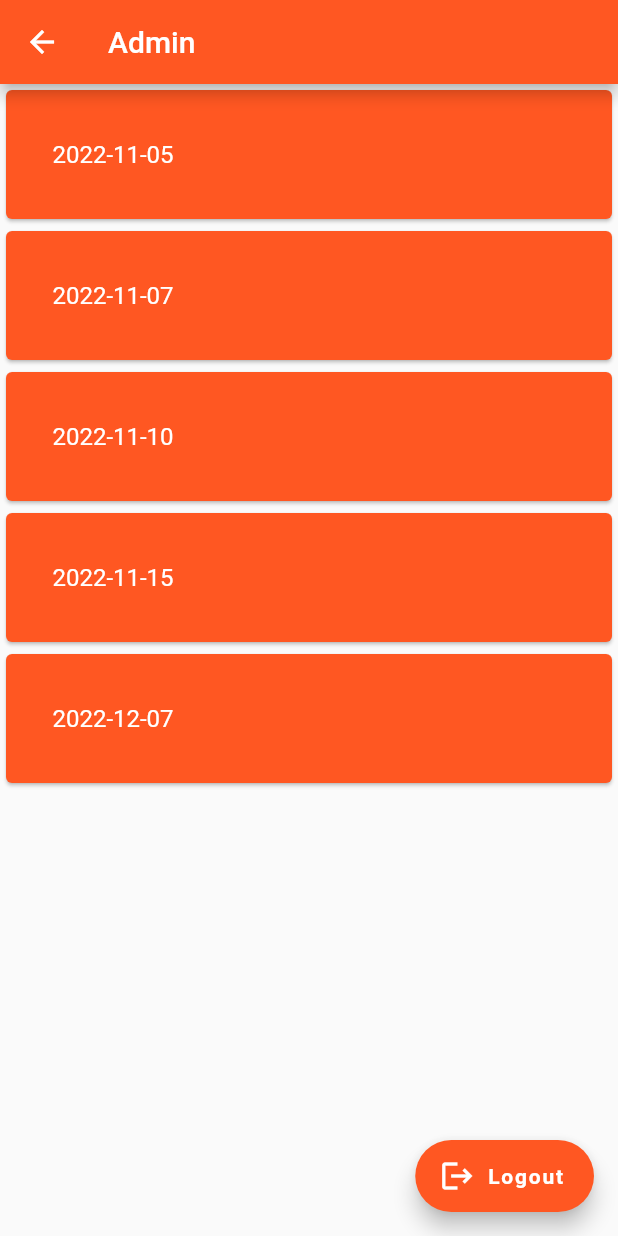
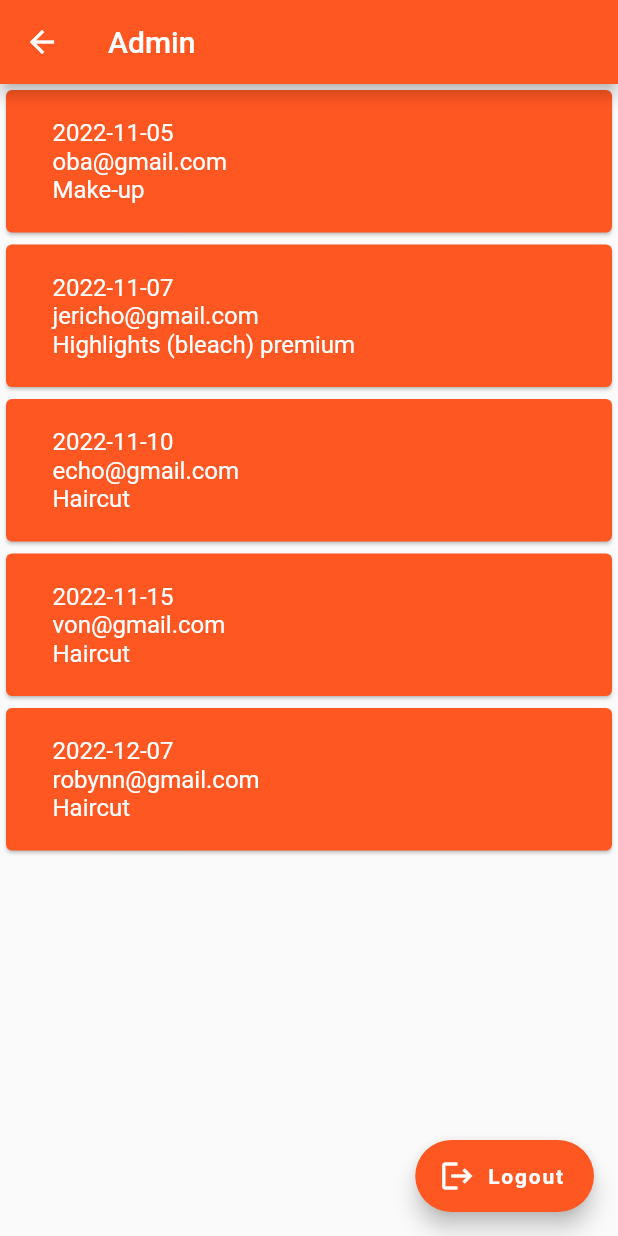
Before and after one commit to ekyut123/THESIS, a Flutter app: the AdminPage screen opened directly, on a phone screen of 412 x 824 dp. Run offline on Flutter 3.47's test engine with Material 2 defaults, Android fonts, the phone set to English and light mode, and no system bars; our stand-ins replace anim_search_bar, cloud_firestore, firebase_auth, firebase_core, form_field_validator, intl_phone_field and 1 more; missing offline and left inert: date_time_picker_widget; accounts and stored records are empty; Roboto replaces fonts that are missing (Montserrat).

Commit message:
Update admin.dart

```diff
--- a/lib/admin.dart
+++ b/lib/admin.dart
@@ -18,11 +18,11 @@ class _AdminPageState extends State<AdminPage> {
   @override
   Widget build(BuildContext context) {
     List<String> data = [
-      "2022-11-07",
-      "2022-11-05",
-      "2022-12-07",
-      "2022-11-15",
-      "2022-11-10",
+      "2022-11-07\njericho@gmail.com\nHighlights (bleach) premium",
+      "2022-11-05\noba@gmail.com\nMake-up",
+      "2022-12-07\nrobynn@gmail.com\nHaircut",
+      "2022-11-15\nvon@gmail.com\nHaircut",
+      "2022-11-10\necho@gmail.com\nHaircut",
     ];
     // ignore: unused_local_variable
     final sortedData = data.sort((a, b) => a.compareTo(b));
```
